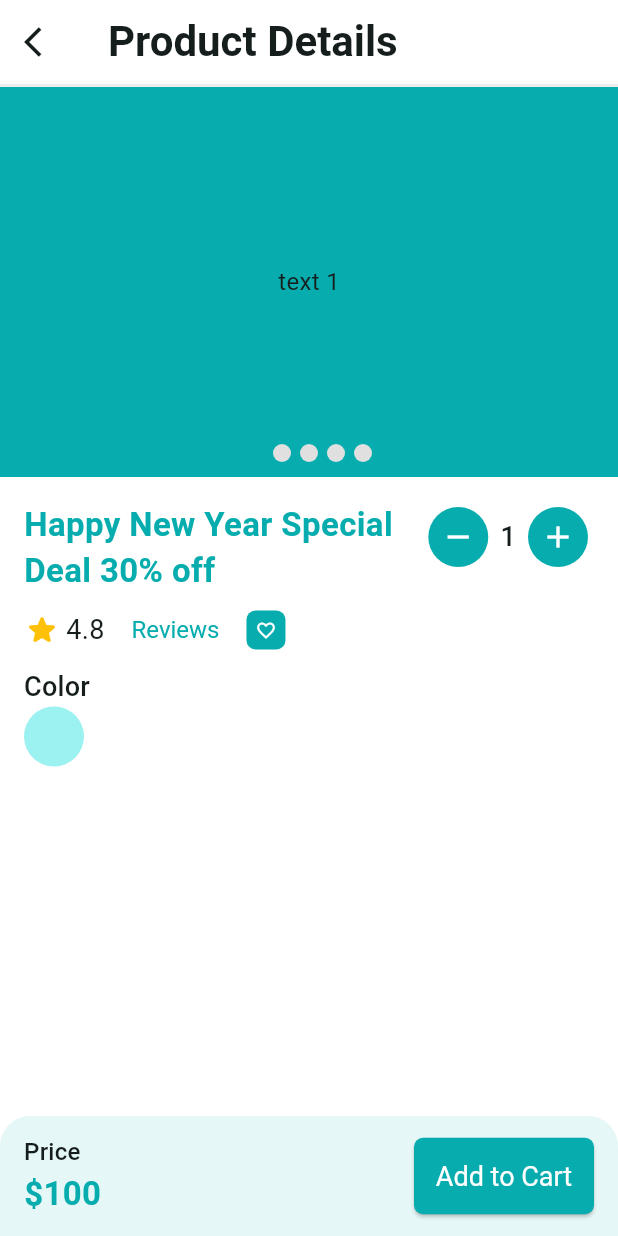
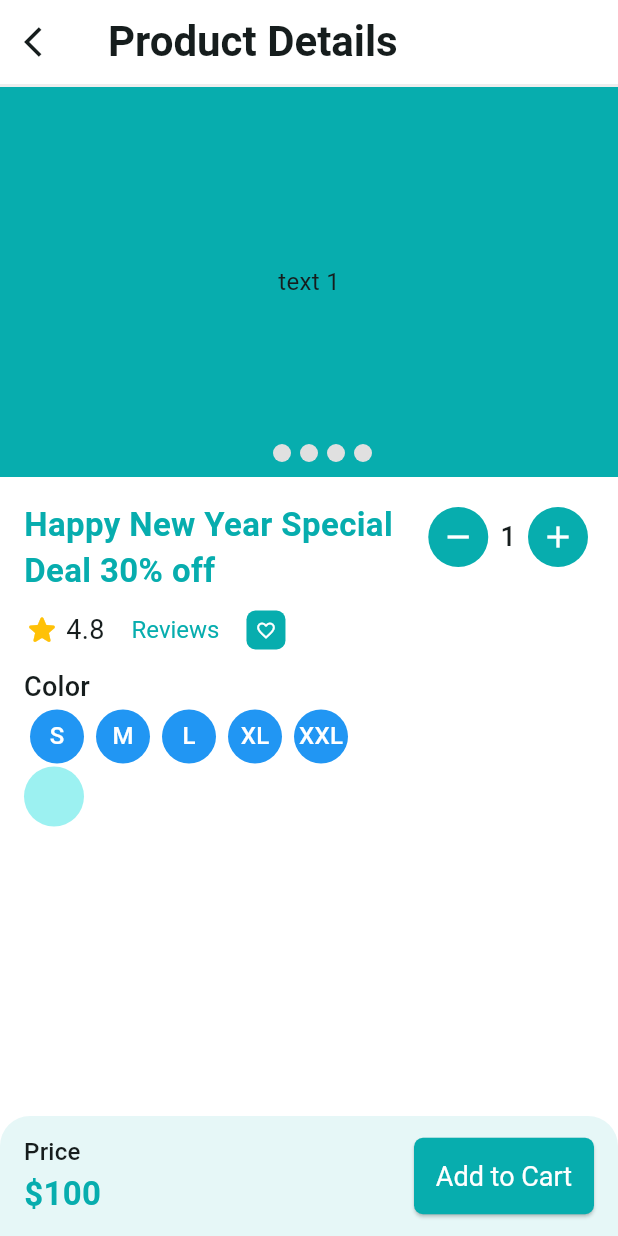
Before and after one commit to Hasibol-Hoda-Inu/craftybay, a Flutter app: the ProductDetailsScreen screen opened directly with empty values, on a phone screen of 412 x 824 dp. Run offline on Flutter 3.47's test engine with Material 3 defaults, Android fonts, the phone set to English and light mode, and no system bars; drawn by our look-alikes of carousel_slider; our stand-ins replace flutter_svg, get, pin_code_fields.

Commit message:
new year commit 2nd

```diff
--- a/lib/features/product/ui/screens/product_details_screen.dart
+++ b/lib/features/product/ui/screens/product_details_screen.dart
@@ -16,6 +16,13 @@ class ProductDetailsScreen extends StatefulWidget {
 }
 
 class _ProductDetailsScreenState extends State<ProductDetailsScreen> {
+  final List<String> _sizes = [
+    "S",
+    "M",
+    "L",
+    "XL",
+    "XXL",
+  ];
   @override
   Widget build(BuildContext context) {
     return Scaffold(
@@ -59,6 +66,21 @@ class _ProductDetailsScreenState extends State<ProductDetailsScreen> {
                     ],
                   ),
                   Text("Color", style: TextTheme.of(context).titleMedium?.copyWith(fontSize: 18),),
+                  SizedBox(
+                    height: 40,
+                    child: ListView.builder(
+                        itemCount: _sizes.length,
+                        scrollDirection: Axis.horizontal,
+                        itemBuilder: (BuildContext context, index)=>
+                            Container(
+                              margin: const EdgeInsets.symmetric(horizontal: 4),
+                              child: CircleAvatar(
+                                radius: 18,
+                                backgroundColor: Colors.blue,
+                                foregroundColor: Colors.white,
+                                child: Text(_sizes[index]),),
+                            )),
+                  ),
                   CircleAvatar(),
                 ],
               ),
```
